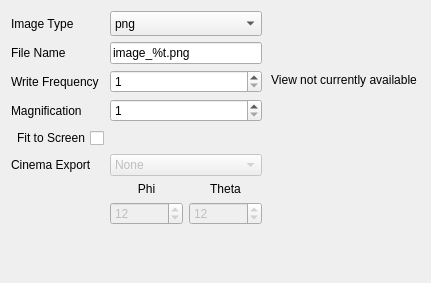
Old version of the form Qt/Components/Resources/UI/pqImageOutputInfo.ui in the repository vbnhfylbh/ParaView.
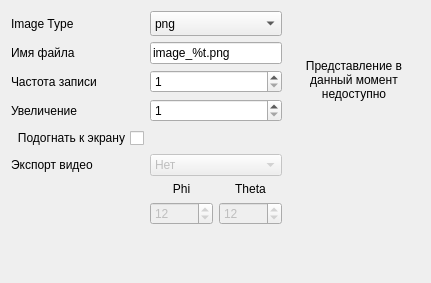
New version of the form.

```diff
--- a/Qt/Components/Resources/UI/pqImageOutputInfo.ui
+++ b/Qt/Components/Resources/UI/pqImageOutputInfo.ui
@@ -42,7 +42,7 @@
       <bool>true</bool>
      </property>
      <property name="text">
-      <string>File Name</string>
+      <string>Имя файла</string>
      </property>
     </widget>
    </item>
@@ -52,7 +52,7 @@
       <bool>true</bool>
      </property>
      <property name="text">
-      <string>Write Frequency</string>
+      <string>Частота записи</string>
      </property>
     </widget>
    </item>
@@ -71,7 +71,7 @@
       </size>
      </property>
      <property name="text">
-      <string>View not currently available</string>
+      <string>Представление в данный момент недоступно</string>
      </property>
      <property name="scaledContents">
       <bool>false</bool>
@@ -125,7 +125,7 @@
       <enum>Qt::RightToLeft</enum>
      </property>
      <property name="text">
-      <string>Fit to Screen</string>
+      <string>Подогнать к экрану</string>
      </property>
     </widget>
    </item>
@@ -187,7 +187,7 @@
      </property>
      <item>
       <property name="text">
-       <string>None</string>
+       <string>Нет</string>
       </property>
      </item>
      <item>
@@ -208,7 +208,7 @@
       <bool>true</bool>
      </property>
      <property name="text">
-      <string>Magnification</string>
+      <string>Увеличение</string>
      </property>
     </widget>
    </item>
@@ -231,7 +231,7 @@
       <bool>true</bool>
      </property>
      <property name="text">
-      <string>Cinema Export</string>
+      <string>Экспорт видео</string>
      </property>
     </widget>
    </item>
```
Left out of the diff: 18 changed lines with no effect on the pictures.
